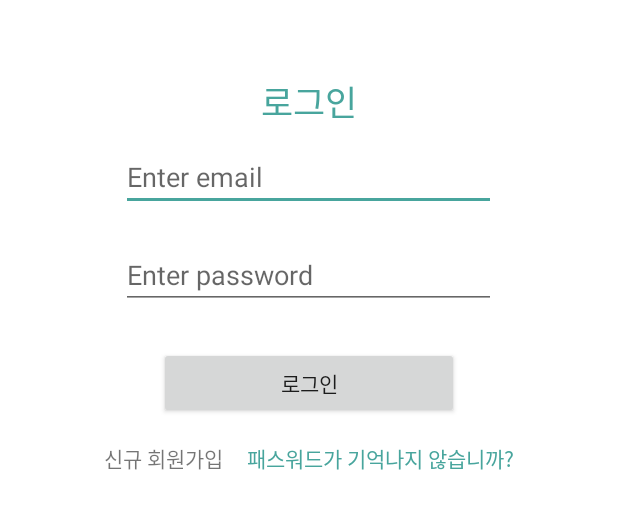
After one commit to noohk329/Subooksubook, an Android app: the layout activity_login.xml on its own in the app's theme, with its tools: preview values and no code run, on a phone screen of 412 x 824 dp. The commit adds this screen. Shown: the top 509 px of the screen. Run offline under Robolectric (Android 15) with nearby library versions, the phone set to English and light mode, and no system bars.

Commit message:
Login used Firebase Authentic

```diff
--- a/app/src/main/AndroidManifest.xml
+++ b/app/src/main/AndroidManifest.xml
@@ -18,7 +18,11 @@
         android:roundIcon="@mipmap/ic_launcher_round"
         android:supportsRtl="true"
         android:theme="@style/AppTheme">
-        <activity android:name=".SearchNameSelected"></activity>
+        <activity android:name=".Profile"></activity>
+        <activity android:name=".FindPassword" />
+        <activity android:name=".Login" />
+        <activity android:name=".Signup" />
+        <activity android:name=".SearchNameSelected" />
         <activity android:name=".SearchCode" />
         <activity android:name=".SplashActivity">
             <intent-filter>
--- a/app/src/main/java/com/example/subooksubook/MainActivity.java
+++ b/app/src/main/java/com/example/subooksubook/MainActivity.java
@@ -2,6 +2,8 @@ package com.example.subooksubook;
 
 import androidx.annotation.NonNull;
 import androidx.appcompat.app.AppCompatActivity;
+
+import android.app.FragmentTransaction;
 import android.os.Bundle;
 import android.view.MenuItem;
 
--- a/app/src/main/java/com/example/subooksubook/SearchName.java
+++ b/app/src/main/java/com/example/subooksubook/SearchName.java
@@ -22,6 +22,9 @@ import java.net.URL;
 import java.net.URLEncoder;
 
 public class SearchName extends AppCompatActivity {
+    final String clientId = "VrRub9EgH_WUlJTdizBP";//애플리케이션 클라이언트 아이디값";
+    final String clientSecret = "Cly7aO4MIz";//애플리케이션 클라이언트 시크릿값";
+
     public static Activity searchName;
     private static final String TAG = "SearchName";
     private ListView mListView;
@@ -68,8 +71,6 @@ public class SearchName extends AppCompatActivity {
     }
 
     public void searchNaverAPI(final String keyword) {
-        final String clientId = "VrRub9EgH_WUlJTdizBP";//애플리케이션 클라이언트 아이디값";
-        final String clientSecret = "Cly7aO4MIz";//애플리케이션 클라이언트 시크릿값";
         final int display = 10; // 보여지는 검색결과의 수
 
         // 네트워크 연결은 Thread 생성 필요
--- a/app/src/main/java/com/example/subooksubook/SearchNameSelected.java
+++ b/app/src/main/java/com/example/subooksubook/SearchNameSelected.java
@@ -2,6 +2,8 @@ package com.example.subooksubook;
 
 import androidx.annotation.NonNull;
 import androidx.appcompat.app.AppCompatActivity;
+import androidx.fragment.app.Fragment;
+import androidx.fragment.app.FragmentTransaction;
 
 import android.content.Intent;
 import android.graphics.Bitmap;
@@ -31,6 +33,8 @@ public class SearchNameSelected extends AppCompatActivity {
 
     private DatabaseReference rootRefer = FirebaseDatabase.getInstance().getReference();
     private DatabaseReference conditionRef = rootRefer.child("mybookshelf");
+
+    MyBookShelf mybookshelf;  // fragment 1
     int condition;
     String data_title, data_author, data_publisher;
     Bitmap imagebook;
@@ -92,6 +96,7 @@ public class SearchNameSelected extends AppCompatActivity {
                             searchName.finish();
                             finish();
                         }
+//                        getSupportFragmentManager().beginTransaction().replace(R.id.main_layout, mybookshelf).commitAllowingStateLoss();
                         finish();
                     }
 
--- a/app/src/main/java/com/example/subooksubook/SplashActivity.java
+++ b/app/src/main/java/com/example/subooksubook/SplashActivity.java
@@ -17,7 +17,7 @@ public class SplashActivity  extends AppCompatActivity {
         handler.postDelayed(new Runnable() {
             @Override
             public void run() {
-                Intent intent = new Intent(getApplicationContext(),MainActivity.class);
+                Intent intent = new Intent(getApplicationContext(),Login.class);
                 startActivity(intent);
                 finish();
             }
--- /dev/null
+++ b/app/src/main/res/layout/activity_login.xml
@@ -0,0 +1,76 @@
+<?xml version="1.0" encoding="utf-8"?>
+<LinearLayout xmlns:android="http://schemas.android.com/apk/res/android"
+    xmlns:app="http://schemas.android.com/apk/res-auto"
+    xmlns:tools="http://schemas.android.com/tools"
+    android:layout_width="match_parent"
+    android:layout_height="match_parent"
+    android:orientation="vertical"
+    android:background="#FFFFFF"
+    tools:context="com.js.firebaseauthentication.Signup">
+
+    <TextView
+        android:layout_gravity="center_horizontal"
+        android:layout_width="wrap_content"
+        android:layout_height="wrap_content"
+        android:layout_marginTop="50dp"
+        android:textSize="23dp"
+        android:textColor="@color/colorAccent"
+        android:text="로그인" />
+
+    <EditText
+        android:id="@+id/editTextEmail"
+        android:layout_width="250dp"
+        android:layout_height="wrap_content"
+        android:layout_margin="10dp"
+        android:layout_gravity="center_horizontal"
+        android:hint="Enter email"
+        android:inputType="textEmailAddress" />
+
+    <EditText
+        android:id="@+id/editTextPassword"
+        android:layout_width="250dp"
+        android:layout_gravity="center_horizontal"
+        android:layout_height="wrap_content"
+        android:layout_margin="10dp"
+        android:hint="Enter password"
+        android:inputType="textPassword" />
+
+    <Button
+        android:id="@+id/buttonSignup"
+        android:layout_width="200dp"
+        android:layout_height="wrap_content"
+        android:layout_margin="15dp"
+        android:layout_gravity="center_horizontal"
+        android:text="로그인" />
+
+    <LinearLayout
+        android:orientation="horizontal"
+        android:gravity="center_horizontal"
+        android:layout_width="match_parent"
+        android:layout_height="wrap_content">
+
+        <TextView
+            android:text="신규 회원가입"
+            android:id="@+id/textViewSignin"
+            android:layout_width="wrap_content"
+            android:layout_height="wrap_content" />
+
+        <TextView
+            android:text="패스워드가 기억나지 않습니까?"
+            android:textColor="@color/colorAccent"
+            android:layout_marginLeft="16dp"
+            android:id="@+id/textViewFindpassword"
+            android:layout_width="wrap_content"
+            android:layout_height="wrap_content" />
+
+    </LinearLayout>
+
+
+    <TextView
+        android:layout_gravity="center_horizontal"
+        android:textColor="@color/colorAccent"
+        android:id="@+id/textviewMessage"
+        android:layout_width="wrap_content"
+        android:layout_height="wrap_content" />
+
+</LinearLayout>
```
Also changed, not shown: app/src/main/java/com/example/subooksubook/FindPassword.java (added, +70 -0 lines), app/src/main/java/com/example/subooksubook/Login.java (added, +114 -0 lines), app/src/main/java/com/example/subooksubook/MyBookShelf.java (+13 -2 lines), app/src/main/java/com/example/subooksubook/Profile.java (added, +105 -0 lines), app/src/main/java/com/example/subooksubook/Signup.java (added, +109 -0 lines), app/src/main/res/layout/activity_find_password.xml (added, +50 -0 lines), app/src/main/res/layout/activity_profile.xml (added, +54 -0 lines), app/src/main/res/layout/activity_signup.xml (added, +67 -0 lines), app/src/main/res/values/colors.xml (+14 -0 lines), app/src/main/res/values/strings.xml (+10 -0 lines).
